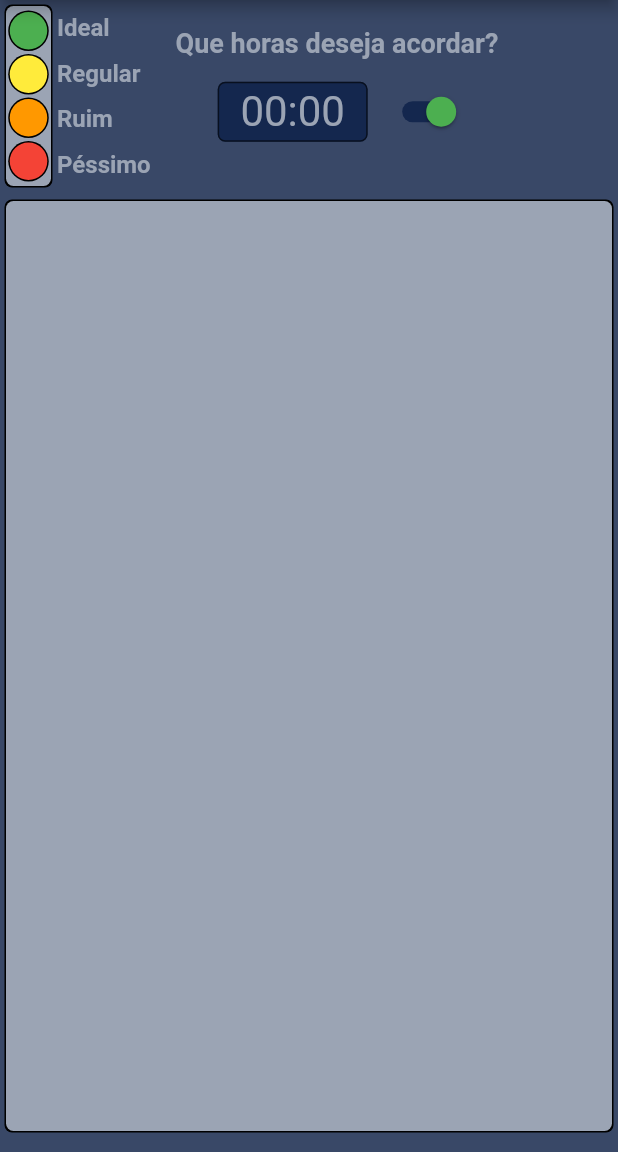
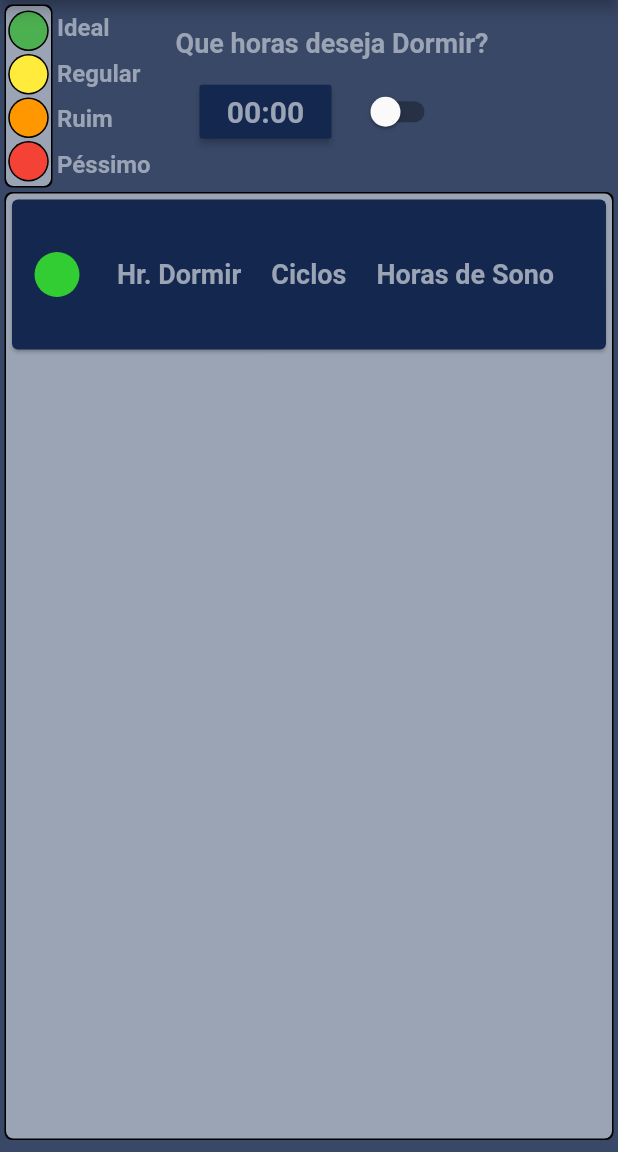
Before and after one commit to joelysondavid/SleepTime, a Flutter app: the screen it shows after launch, on a phone screen of 412 x 824 dp, the part 84-1236 px from its top. Run offline on Flutter 3.47's test engine with Material 2 defaults, Android fonts, the phone set to English and light mode, and no system bars; our stand-ins replace mask_text_input_formatter.

Commit message:
Adicionando card de ciclos + alteracao no modo de selecionar as horas

```diff
--- /dev/null
+++ b/lib/widgets/SleepTimeList.dart
@@ -0,0 +1,86 @@
+import 'package:flutter/material.dart';
+
+// utils
+import "../utils/app_colors.dart";
+
+class SleepTimeList extends StatefulWidget {
+  @override
+  _SleepTimeListState createState() => _SleepTimeListState();
+}
+
+class _SleepTimeListState extends State<SleepTimeList> {
+  @override
+  Widget build(BuildContext context) {
+    return Container(
+      margin: EdgeInsets.symmetric(vertical: 5, horizontal: 0),
+      height: double.infinity,
+      width: MediaQuery.of(context).size.width,
+      decoration: BoxDecoration(
+        borderRadius: BorderRadius.circular(5),
+        boxShadow: [BoxShadow(color: Colors.black, spreadRadius: 1)],
+        color: AppColors.SECOND_COLOR,
+      ),
+      child: Column(
+        children: <Widget>[
+          Card(
+            color: AppColors.BACKGROUND_CARD_COLOR,
+            child: Container(
+              width: double.infinity,
+              height: 100,
+              child: Row(
+                children: <Widget>[
+                  Container(
+                    width: 60,
+                    height: 30,
+                    child: CircleAvatar(
+                      backgroundColor: AppColors.BACKGROUND_IDEAL_COLOR,
+                    ),
+                  ),
+                  Column(
+                    mainAxisAlignment: MainAxisAlignment.center,
+                    children: <Widget>[
+                      Row(
+                        children: [
+                          Container(
+                            margin: EdgeInsets.all(10),
+                            child: Text(
+                              "Hr. Dormir",
+                              style: TextStyle(
+                                  color: AppColors.SECOND_COLOR,
+                                  fontSize: 18,
+                                  fontWeight: FontWeight.bold),
+                            ),
+                          ),
+                          Container(
+                            margin: EdgeInsets.all(10),
+                            child: Text(
+                              "Ciclos",
+                              style: TextStyle(
+                                  color: AppColors.SECOND_COLOR,
+                                  fontSize: 18,
+                                  fontWeight: FontWeight.bold),
+                            ),
+                          ),
+                          Container(
+                            margin: EdgeInsets.all(10),
+                            child: Text(
+                              "Horas de Sono",
+                              style: TextStyle(
+                                  color: AppColors.SECOND_COLOR,
+                                  fontSize: 18,
+                                  fontWeight: FontWeight.bold),
+                            ),
+                          )
+                        ],
+                      )
+                    ],
+                  ),
+                ],
+              ),
+            ),
+          )
+        ],
+      ),
+    );
+  }
+}
--- a/lib/widgets/sleep_time_bar.dart
+++ b/lib/widgets/sleep_time_bar.dart
@@ -6,9 +6,33 @@ import "../utils/app_colors.dart";
 // mask
 import 'package:mask_text_input_formatter/mask_text_input_formatter.dart';
 
-class SleepTimeBar extends StatelessWidget {
+class SleepTimeBar extends StatefulWidget {
+  @override
+  _SleepTimeBarState createState() => _SleepTimeBarState();
+}
+
+class _SleepTimeBarState extends State<SleepTimeBar> {
   final maskHours =
       MaskTextInputFormatter(mask: "##:##", filter: {"#": RegExp((r"[0-9]"))});
+
+  bool _isWakeup = false;
+  TimeOfDay _selectedHours;
+
+  void sleepWakeup() {
+    setState(() {
+      _isWakeup = !_isWakeup;
+    });
+  }
+
+  void _openHours(ctx) {
+    showTimePicker(context: ctx, initialTime: TimeOfDay.now())
+        .then((hours) {
+      setState(() {
+        _selectedHours = hours;
+        print(_selectedHours);
+      });
+    });
+  }
 
   @override
   Widget build(BuildContext context) {
@@ -119,19 +143,22 @@ class SleepTimeBar extends StatelessWidget {
             ),
           ),
           Container(
+            width: 260,
             margin: EdgeInsets.all(5),
             child: Column(
               children: <Widget>[
                 Row(
                   children: [
-                    Text(
-                      "Que horas deseja acordar?",
-                      style: TextStyle(
-                          color: AppColors.SECOND_COLOR,
-                          fontSize: 18,
-                          fontWeight: FontWeight.bold),
+                    Container(
+                      width: 250,
+                      child: Text(
+                        "Que horas deseja ${_isWakeup ? "Acordar" : "Dormir"}?",
+                        style: TextStyle(
+                            color: AppColors.SECOND_COLOR,
+                            fontSize: 18,
+                            fontWeight: FontWeight.bold),
+                      ),
                     ),
-                    Container()
                   ],
                 ),
                 Row(
@@ -142,32 +169,25 @@ class SleepTimeBar extends StatelessWidget {
                       margin:
                           EdgeInsets.symmetric(vertical: 15, horizontal: 10),
                       child: Center(
-                        child: TextField(
-                          inputFormatters: [maskHours],
-                          textAlign: TextAlign.center,
-                          textAlignVertical: TextAlignVertical.bottom,
-                          decoration: InputDecoration(
-                              fillColor: AppColors.BACKGROUND_CARD_COLOR,
-                              filled: true,
-                              border: OutlineInputBorder(
-                                borderRadius: BorderRadius.circular(5),
-                                borderSide: BorderSide(color: Colors.red),
-                              ),
-                              hintText: "00:00",
-                              hintStyle:
-                                  TextStyle(color: AppColors.SECOND_COLOR)),
-                          style: TextStyle(
-                            fontSize: 28,
-                            color: AppColors.SECOND_COLOR,
-                            decorationColor: AppColors.SECOND_COLOR,
+                        child: RaisedButton(
+                          onPressed: () => _openHours(context),
+                          child: Text(
+                            _selectedHours != null
+                                ? _selectedHours.format(context)
+                                : "00:00",
+                            style: TextStyle(
+                                color: AppColors.SECOND_COLOR,
+                                fontSize: 20,
+                                fontWeight: FontWeight.bold),
                           ),
+                          color: AppColors.BACKGROUND_CARD_COLOR,
                         ),
                       ),
                     ),
                     Center(
                       child: Switch(
-                        onChanged: (_) => {},
-                        value: true,
+                        onChanged: (_) => {sleepWakeup()},
+                        value: _isWakeup,
                         activeTrackColor: AppColors.BACKGROUND_CARD_COLOR,
                         activeColor: Colors.green,
                       ),
--- a/lib/widgets/sleep_time_form.dart
+++ b/lib/widgets/sleep_time_form.dart
@@ -1,10 +1,9 @@
-import '../utils/app_colors.dart';
 import 'package:flutter/material.dart';
 
 import './sleep_time_bar.dart';
+import "./SleepTimeList.dart";
 
 class SleepTimeForm extends StatelessWidget {
-
   @override
   Widget build(BuildContext context) {
     return Container(
@@ -13,16 +12,7 @@ class SleepTimeForm extends StatelessWidget {
         children: <Widget>[
           SleepTimeBar(),
           Flexible(
-            child: Container(
-              margin: EdgeInsets.symmetric(vertical: 10, horizontal: 0),
-              height: double.infinity,
-              width: MediaQuery.of(context).size.width,
-              decoration: BoxDecoration(
-                borderRadius: BorderRadius.circular(5),
-                boxShadow: [BoxShadow(color: Colors.black, spreadRadius: 1)],
-                color: AppColors.SECOND_COLOR,
-              ),
-            ),
+            child: SleepTimeList(),
           )
         ],
       ),
```
